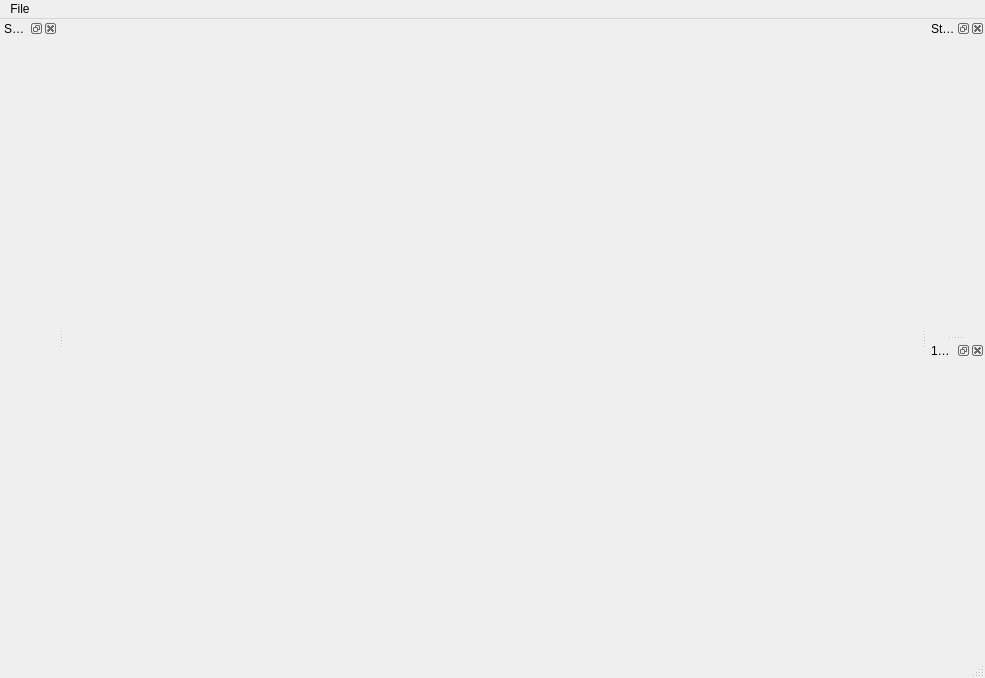
Old version of the form pyMT/GUI_common/1D_inversion.ui in the repository eroots/pyMT.
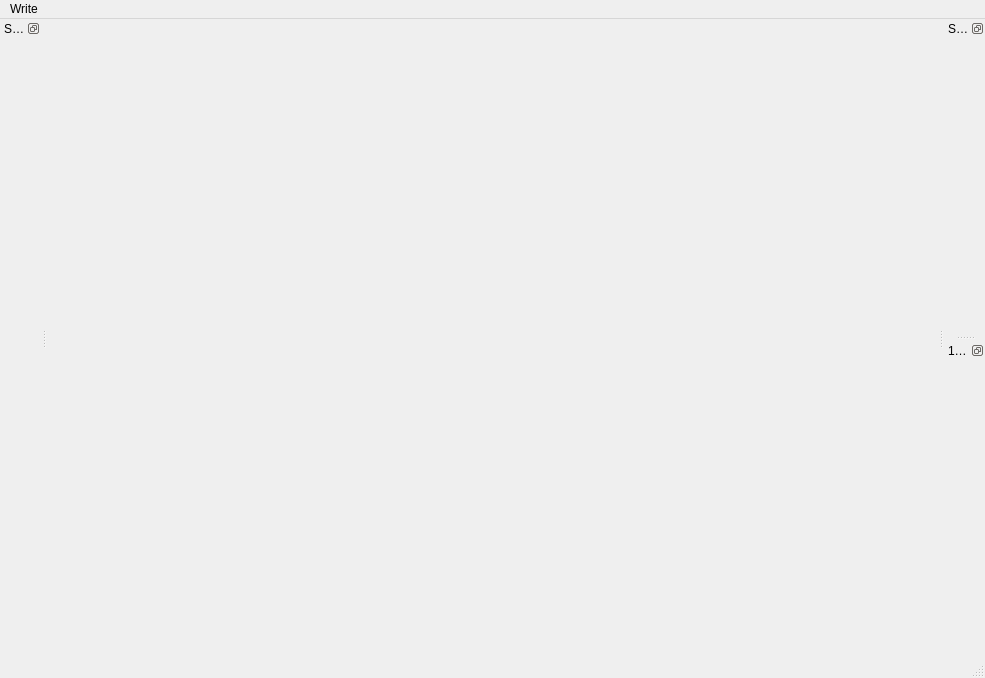
New version of the form.

```diff
--- a/pyMT/GUI_common/1D_inversion.ui
+++ b/pyMT/GUI_common/1D_inversion.ui
@@ -28,17 +28,17 @@
      <x>0</x>
      <y>0</y>
      <width>985</width>
-     <height>26</height>
+     <height>21</height>
     </rect>
    </property>
-   <widget class="QMenu" name="menuFile">
+   <widget class="QMenu" name="menuWrite">
     <property name="title">
-     <string>File</string>
+     <string>Write</string>
     </property>
     <addaction name="actionWriteInverse"/>
     <addaction name="actionWriteSynthetic"/>
    </widget>
-   <addaction name="menuFile"/>
+   <addaction name="menuWrite"/>
   </widget>
   <widget class="QStatusBar" name="statusbar"/>
   <widget class="QDockWidget" name="dataDock">
@@ -48,6 +48,9 @@
      <verstretch>0</verstretch>
     </sizepolicy>
    </property>
+   <property name="features">
+    <set>QDockWidget::DockWidgetFloatable|QDockWidget::DockWidgetMovable</set>
+   </property>
    <property name="windowTitle">
     <string>Stacked Data</string>
    </property>
@@ -63,6 +66,9 @@
      <verstretch>0</verstretch>
     </sizepolicy>
    </property>
+   <property name="features">
+    <set>QDockWidget::DockWidgetFloatable|QDockWidget::DockWidgetMovable</set>
+   </property>
    <property name="windowTitle">
     <string>Synthetic Modelling</string>
    </property>
@@ -78,6 +84,9 @@
      <verstretch>0</verstretch>
     </sizepolicy>
    </property>
+   <property name="features">
+    <set>QDockWidget::DockWidgetFloatable|QDockWidget::DockWidgetMovable</set>
+   </property>
    <property name="windowTitle">
     <string>1D Inversion</string>
    </property>
```
Left out of the diff: 4 changed lines with no effect on the pictures.
